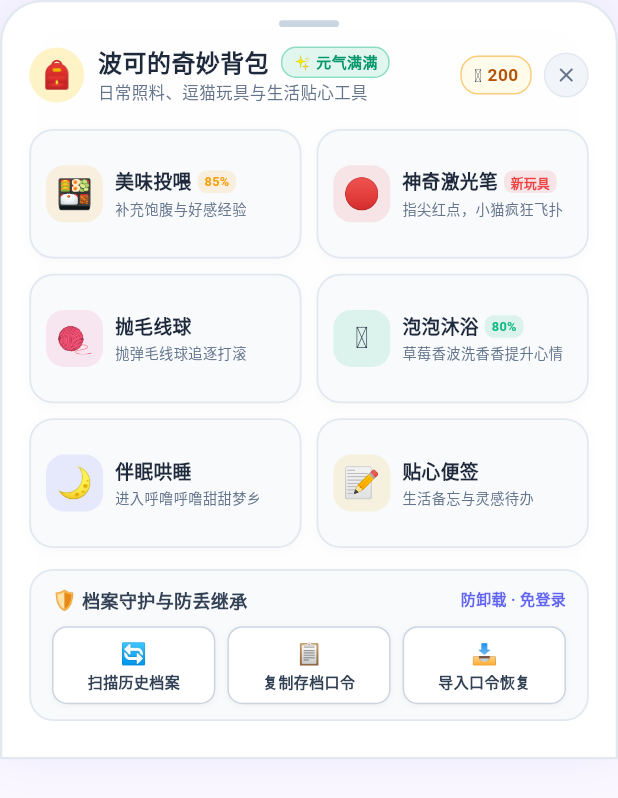
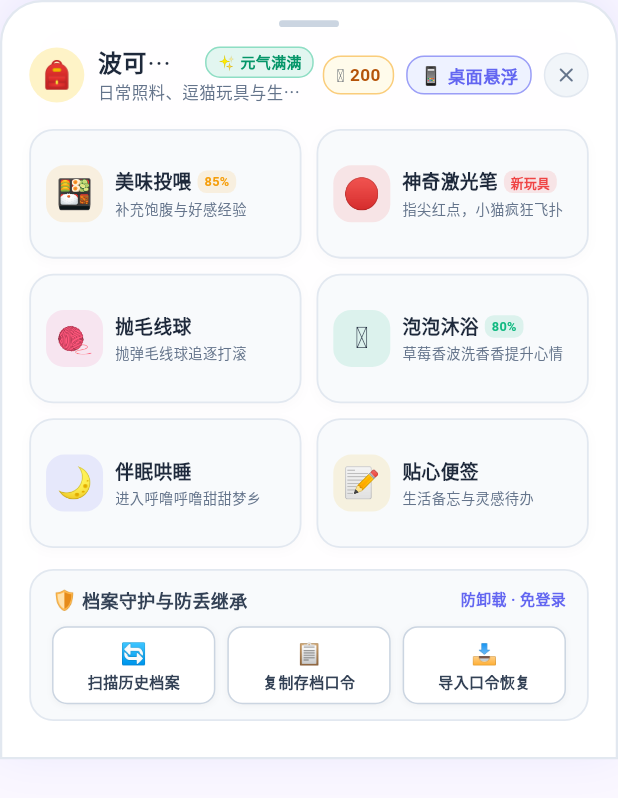
Before and after one commit to HGX-DJK/electricPet, a Flutter app: the PokoBackpackDrawer widget shown alone on an empty page, opened directly with empty values, on a phone screen of 412 x 824 dp. Shown: the top 798 px of the screen. Run offline on Flutter 3.47's test engine with Material 3 defaults, Android fonts, the phone set to English and light mode, and no system bars; our stand-ins replace audioplayers, sensors_plus, shared_preferences; missing offline and left inert: record; accounts and stored records are empty; network calls fail.

Commit message:
添加桌面悬浮

```diff
--- a/flutter_pet/lib/views/backpack_drawer.dart
+++ b/flutter_pet/lib/views/backpack_drawer.dart
@@ -182,6 +182,40 @@ class PokoBackpackDrawer extends StatelessWidget {
                         ),
                       ),
                     ],
+                  ),
+                ),
+                // 4. 全局桌面悬浮宠快捷开关
+                GestureDetector(
+                  onTap: () {
+                    Navigator.of(context).pop();
+                    onToggleFloating();
+                  },
+                  child: Container(
+                    margin: const EdgeInsets.only(right: 8),
+                    padding: const EdgeInsets.symmetric(horizontal: 8, vertical: 3.5),
+                    decoration: BoxDecoration(
+                      color: isNight ? const Color(0xFF1E1B4B) : const Color(0xFFEEF2FF),
+                      borderRadius: BorderRadius.circular(12),
+                      border: Border.all(
+                        color: const Color(0xFF6366F1).withValues(alpha: 0.6),
+                        width: 1.0,
+                      ),
+                    ),
+                    child: const Row(
+                      mainAxisSize: MainAxisSize.min,
+                      children: [
+                        Text('📱', style: TextStyle(fontSize: 12)),
+                        SizedBox(width: 3.5),
+                        Text(
+                          '桌面悬浮',
+                          style: TextStyle(
+                            fontSize: 11.5,
+                            fontWeight: FontWeight.bold,
+                            color: Color(0xFF6366F1),
+                          ),
+                        ),
+                      ],
+                    ),
                   ),
                 ),
                 GestureDetector(
```
